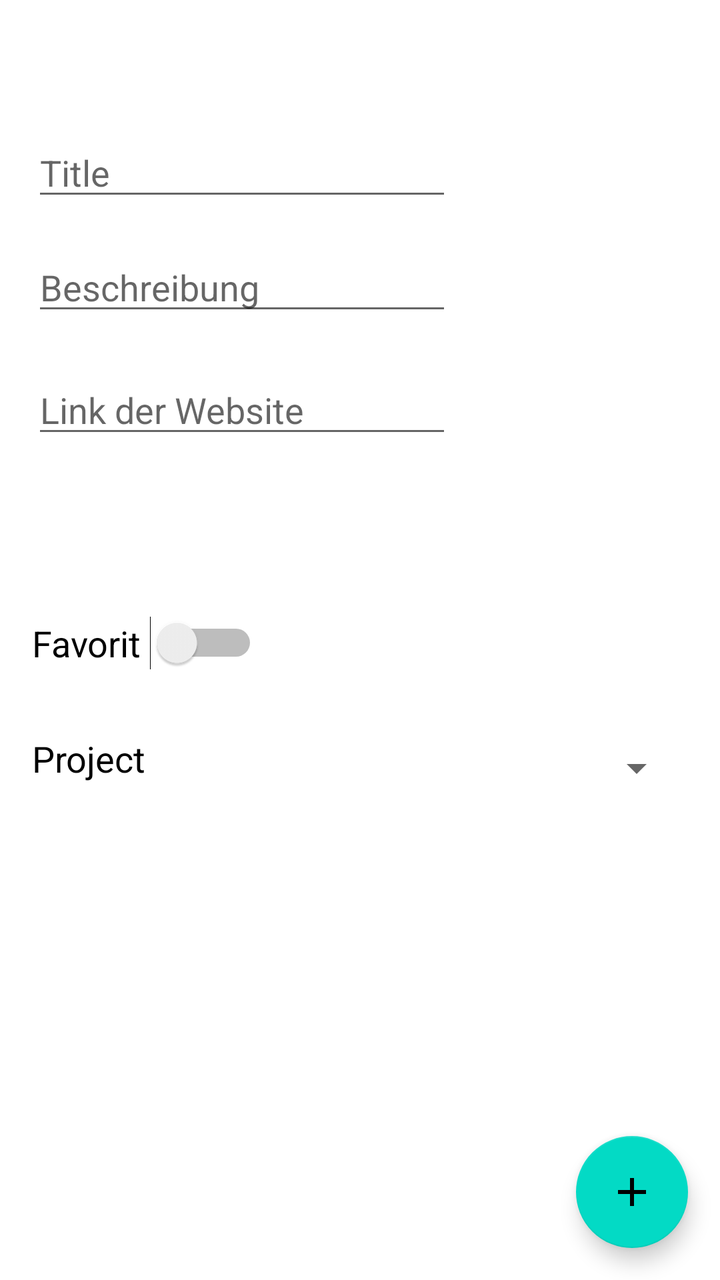
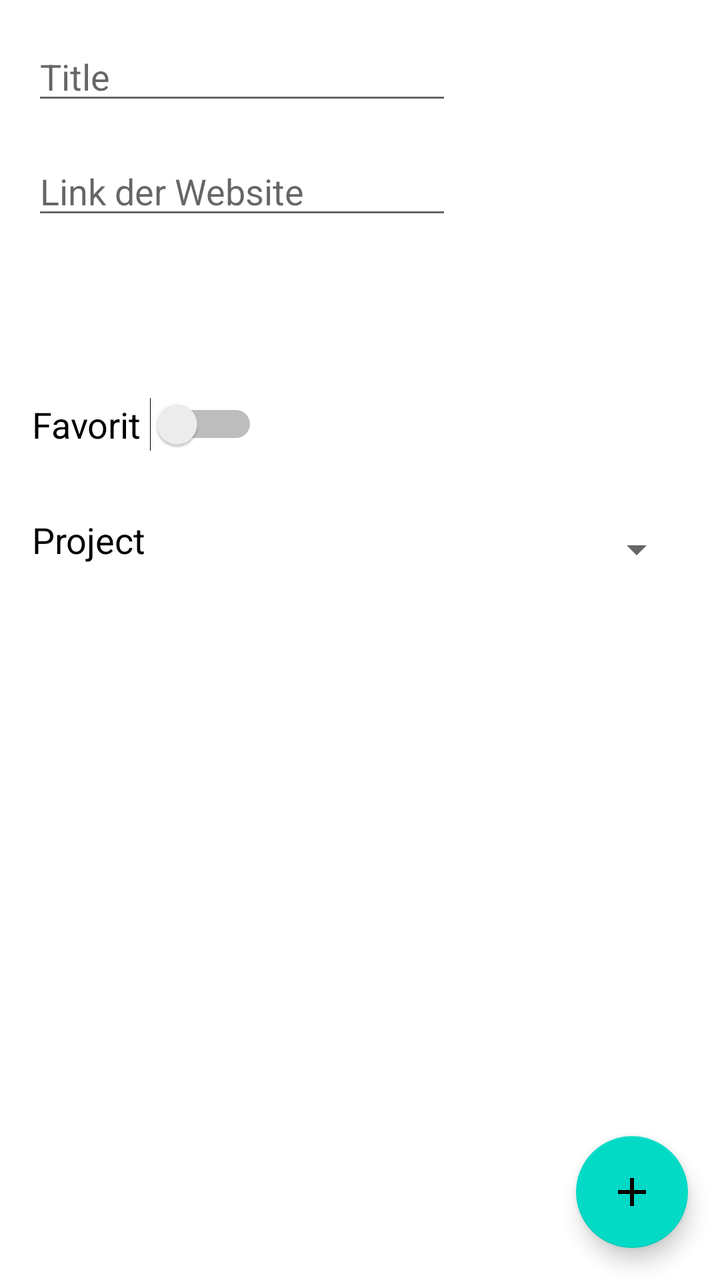

Screens rendered from an Android XML layout before and after an edit, with the pre-edit source and the edit as a unified diff.
<!-- AndroidManifest.xml: application theme Theme.Research -->
<!-- res/layout/activity_add_new_source.xml -->
<?xml version="1.0" encoding="utf-8"?>
<androidx.constraintlayout.widget.ConstraintLayout xmlns:android="http://schemas.android.com/apk/res/android"
    xmlns:app="http://schemas.android.com/apk/res-auto"
    xmlns:tools="http://schemas.android.com/tools"
    android:layout_width="match_parent"
    android:layout_height="match_parent"
    tools:context=".AddNewSource">

    <com.google.android.material.floatingactionbutton.FloatingActionButton
        android:id="@+id/addCreatedSource"
        android:layout_width="wrap_content"
        android:layout_height="wrap_content"
        android:layout_marginEnd="16dp"
        android:layout_marginRight="16dp"
        android:layout_marginBottom="16dp"
        android:clickable="true"
        app:layout_constraintBottom_toBottomOf="parent"
        app:layout_constraintEnd_toEndOf="parent"
        app:srcCompat="@drawable/ic_baseline_add_24" />

    <EditText
        android:id="@+id/titelTextfield"
        android:layout_width="wrap_content"
        android:layout_height="wrap_content"
        android:layout_marginStart="16dp"
        android:layout_marginLeft="16dp"
        android:layout_marginTop="64dp"
        android:ems="10"
        android:hint="Title"
        android:imeActionLabel="Projektname"
        android:inputType="textPersonName"
        app:layout_constraintStart_toStartOf="parent"
        app:layout_constraintTop_toTopOf="parent" />

    <EditText
        android:id="@+id/editTextTextPersonName3"
        android:layout_width="wrap_content"
        android:layout_height="wrap_content"
        android:layout_marginStart="16dp"
        android:layout_marginLeft="16dp"
        android:layout_marginTop="16dp"
        android:ems="10"
        android:hint="Beschreibung"
        android:imeActionLabel="Projektname"
        android:inputType="textPersonName"
        app:layout_constraintStart_toStartOf="parent"
        app:layout_constraintTop_toBottomOf="@+id/titelTextfield" />

    <EditText
        android:id="@+id/editTextTextPersonName4"
        android:layout_width="wrap_content"
        android:layout_height="wrap_content"
        android:layout_marginStart="16dp"
        android:layout_marginLeft="16dp"
        android:layout_marginTop="20dp"
        android:ems="10"
        android:hint="Link der Website"
        android:inputType="textPersonName"
        app:layout_constraintStart_toStartOf="parent"
        app:layout_constraintTop_toBottomOf="@+id/editTextTextPersonName3" />

    <Switch
        android:id="@+id/switch1"
        android:layout_width="wrap_content"
        android:layout_height="wrap_content"
        android:layout_marginStart="16dp"
        android:layout_marginLeft="16dp"
        android:layout_marginTop="84dp"
        android:text="Favorit "
        android:textSize="18sp"
        app:layout_constraintStart_toStartOf="parent"
        app:layout_constraintTop_toBottomOf="@+id/editTextTextPersonName4" />

    <Spinner
        android:id="@+id/spinner2"
        android:layout_width="198dp"
        android:layout_height="50dp"
        android:layout_marginTop="24dp"
        android:dropDownWidth="match_parent"
        android:spinnerMode="dropdown"
        app:layout_constraintEnd_toEndOf="parent"
        app:layout_constraintHorizontal_bias="0.891"
        app:layout_constraintStart_toStartOf="parent"
        app:layout_constraintTop_toBottomOf="@+id/switch1" />

    <TextView
        android:id="@+id/textView"
        android:layout_width="wrap_content"
        android:layout_height="wrap_content"
        android:layout_marginStart="16dp"
        android:layout_marginLeft="16dp"
        android:layout_marginTop="32dp"
        android:text="Project"
        android:textColor="#000000"
        android:textSize="18sp"
        app:layout_constraintStart_toStartOf="parent"
        app:layout_constraintTop_toBottomOf="@+id/switch1" />

</androidx.constraintlayout.widget.ConstraintLayout>
<!-- resources referenced by this layout -->
<resources>
  <!-- drawable ic_baseline_add_24 (drawable) -->
  <vector xmlns:android="http://schemas.android.com/apk/res/android"
      android:width="24dp"
      android:height="24dp"
      android:viewportWidth="24"
      android:viewportHeight="24"
      android:tint="?attr/colorControlNormal">
    <path
        android:fillColor="@android:color/white"
        android:pathData="M19,13h-6v6h-2v-6H5v-2h6V5h2v6h6v2z"/>
  </vector>
  <style name="Theme.Research" parent="Theme.MaterialComponents.DayNight.DarkActionBar">
          
          <item name="colorPrimary">@color/purple_500</item>
          <item name="colorPrimaryVariant">@color/purple_700</item>
          <item name="colorOnPrimary">@color/white</item>
          
          <item name="colorSecondary">@color/teal_200</item>
          <item name="colorSecondaryVariant">@color/teal_700</item>
          <item name="colorOnSecondary">@color/black</item>
          
          <item name="android:statusBarColor" tools:targetApi="l">?attr/colorPrimaryVariant</item>
          
      </style>
  <color name="purple_500">#FF6200EE</color>
  <color name="purple_700">#FF3700B3</color>
  <color name="white">#FFFFFFFF</color>
  <color name="teal_200">#FF03DAC5</color>
  <color name="teal_700">#FF018786</color>
  <color name="black">#FF000000</color>
</resources>

<!-- the commit's change to res/layout/activity_add_new_source.xml (unified diff, before → after) -->
@@ -19,12 +19,12 @@
         app:srcCompat="@drawable/ic_baseline_add_24" />
 
     <EditText
-        android:id="@+id/titelTextfield"
+        android:id="@+id/source_title_input"
         android:layout_width="wrap_content"
         android:layout_height="wrap_content"
         android:layout_marginStart="16dp"
         android:layout_marginLeft="16dp"
-        android:layout_marginTop="64dp"
+        android:layout_marginTop="16dp"
         android:ems="10"
         android:hint="Title"
         android:imeActionLabel="Projektname"
@@ -33,34 +33,20 @@
         app:layout_constraintTop_toTopOf="parent" />
 
     <EditText
-        android:id="@+id/editTextTextPersonName3"
+        android:id="@+id/source_link_input"
         android:layout_width="wrap_content"
         android:layout_height="wrap_content"
         android:layout_marginStart="16dp"
         android:layout_marginLeft="16dp"
         android:layout_marginTop="16dp"
         android:ems="10"
-        android:hint="Beschreibung"
-        android:imeActionLabel="Projektname"
-        android:inputType="textPersonName"
-        app:layout_constraintStart_toStartOf="parent"
-        app:layout_constraintTop_toBottomOf="@+id/titelTextfield" />
-
-    <EditText
-        android:id="@+id/editTextTextPersonName4"
-        android:layout_width="wrap_content"
-        android:layout_height="wrap_content"
-        android:layout_marginStart="16dp"
-        android:layout_marginLeft="16dp"
-        android:layout_marginTop="20dp"
-        android:ems="10"
         android:hint="Link der Website"
         android:inputType="textPersonName"
         app:layout_constraintStart_toStartOf="parent"
-        app:layout_constraintTop_toBottomOf="@+id/editTextTextPersonName3" />
+        app:layout_constraintTop_toBottomOf="@+id/source_title_input" />
 
     <Switch
-        android:id="@+id/switch1"
+        android:id="@+id/source_is_favorite"
         android:layout_width="wrap_content"
         android:layout_height="wrap_content"
         android:layout_marginStart="16dp"
@@ -69,10 +55,10 @@
         android:text="Favorit "
         android:textSize="18sp"
         app:layout_constraintStart_toStartOf="parent"
-        app:layout_constraintTop_toBottomOf="@+id/editTextTextPersonName4" />
+        app:layout_constraintTop_toBottomOf="@+id/source_link_input" />
 
     <Spinner
-        android:id="@+id/spinner2"
+        android:id="@+id/source_select_project"
         android:layout_width="198dp"
         android:layout_height="50dp"
         android:layout_marginTop="24dp"
@@ -81,7 +67,7 @@
         app:layout_constraintEnd_toEndOf="parent"
         app:layout_constraintHorizontal_bias="0.891"
         app:layout_constraintStart_toStartOf="parent"
-        app:layout_constraintTop_toBottomOf="@+id/switch1" />
+        app:layout_constraintTop_toBottomOf="@+id/source_is_favorite" />
 
     <TextView
         android:id="@+id/textView"
@@ -94,6 +80,6 @@
         android:textColor="#000000"
         android:textSize="18sp"
         app:layout_constraintStart_toStartOf="parent"
-        app:layout_constraintTop_toBottomOf="@+id/switch1" />
+        app:layout_constraintTop_toBottomOf="@+id/source_is_favorite" />
 
 </androidx.constraintlayout.widget.ConstraintLayout>
